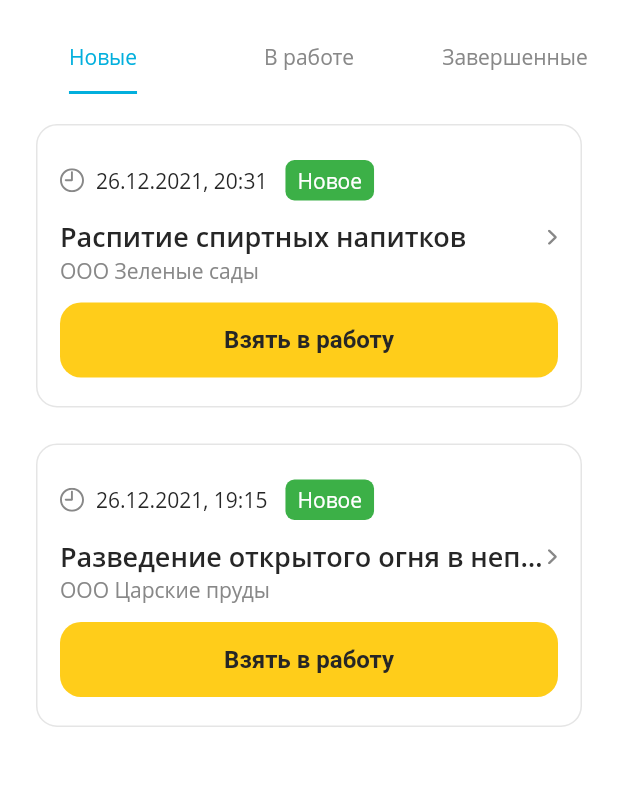
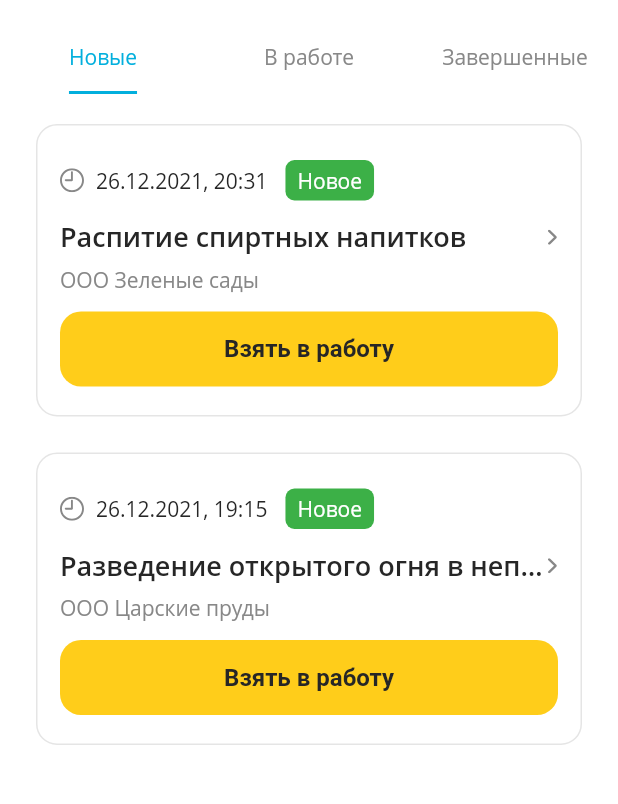
Before and after one commit to seljmov/kupol-mobile-app, a Flutter app: the EventsScreen screen opened directly, on a phone screen of 412 x 824 dp, the part 62-866 px from its top. Run offline on Flutter 3.47's test engine with Material 2 defaults, Android fonts, the phone set to English and light mode, and no system bars; our stand-ins replace easy_dynamic_theme, extended_masked_text, flutter_secure_storage, flutter_svg, image_picker; accounts and stored records are empty; Roboto replaces fonts that are missing (Open Sans).

Commit message:
Небольшие изменения

```diff
--- a/lib/security/components/event_card.dart
+++ b/lib/security/components/event_card.dart
@@ -74,6 +74,7 @@ class EventCard extends StatelessWidget {
                       ),
                     ],
                   ),
+                  SizedBox(height: 6),
                   Text(
                     _getSubtitle(),
                     style: TextStyle(
```
